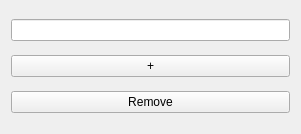
m2aia/m2aia, file Plugins/org.mitk.gui.qt.m2.Registration/src/internal/MovingModalityWidgetControls.ui: the form before one commit.
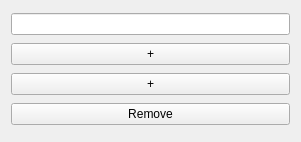
The form after the commit.

Commit message: add mask as attachment

Patch:
```diff
--- a/Plugins/org.mitk.gui.qt.m2.Registration/src/internal/MovingModalityWidgetControls.ui
+++ b/Plugins/org.mitk.gui.qt.m2.Registration/src/internal/MovingModalityWidgetControls.ui
@@ -7,7 +7,7 @@
     <x>0</x>
     <y>0</y>
     <width>301</width>
-    <height>134</height>
+    <height>142</height>
    </rect>
   </property>
   <property name="windowTitle">
@@ -38,6 +38,23 @@
      </item>
     </layout>
    </item>
+   <item>
+    <layout class="QHBoxLayout" name="attachmentLayout">
+     <item>
+      <widget class="QPushButton" name="addAttachment">
+       <property name="minimumSize">
+        <size>
+         <width>25</width>
+         <height>0</height>
+        </size>
+       </property>
+       <property name="text">
+        <string>+</string>
+       </property>
+      </widget>
+     </item>
+    </layout>
+   </item>
    <item>
     <widget class="QPushButton" name="btnRemove">
      <property name="text">
```
Left out of the diff: 2 changed lines with no effect on the pictures. The commit also changes 2 other files.
